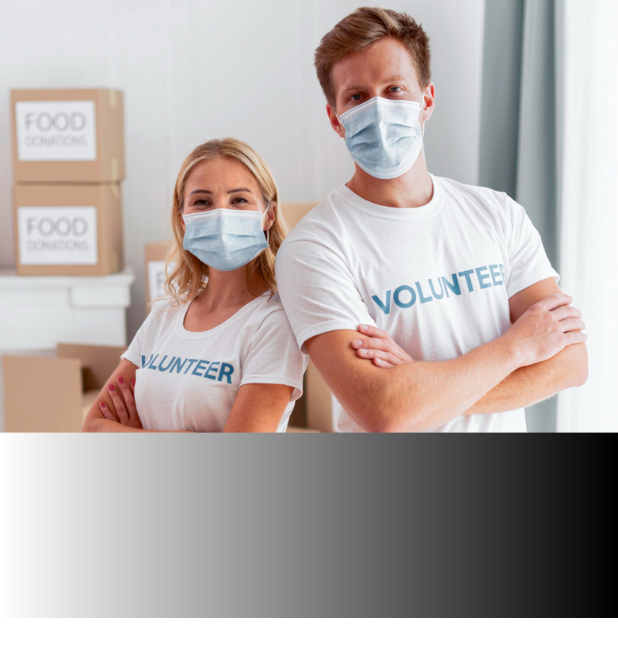
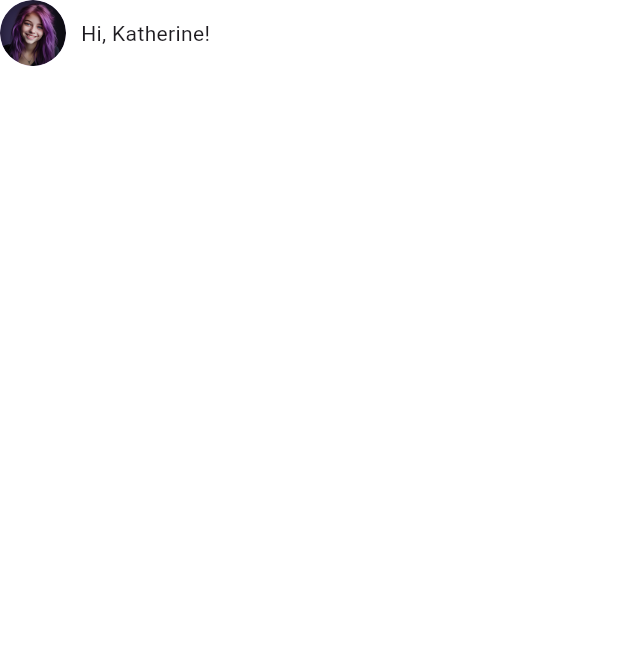
Before and after one commit to nexarsolutions/museit, a Flutter app: the screen it shows after launch, on a phone screen of 412 x 824 dp. Shown: the top 657 px of the screen. Run offline on Flutter 3.47's test engine with Material 3 defaults, Android fonts, the phone set to English and light mode, and no system bars; our stand-ins replace get.

Commit message:
start home section

```diff
--- a/lib/main.dart
+++ b/lib/main.dart
@@ -1,5 +1,6 @@
 import 'package:flutter/material.dart';
 import 'package:get/get.dart';
+import 'package:musit/pages/home/home_screen.dart';
 import 'package:musit/pages/select_role/select_role_screen.dart';
 
 void main() {
@@ -18,7 +19,7 @@ class MyApp extends StatelessWidget {
       theme: ThemeData(
         colorScheme: ColorScheme.fromSeed(seedColor: Colors.deepPurple),
       ),
-      home: SelectRoleScreen(),
+      home: HomeScreen(),
     );
   }
 }
--- /dev/null
+++ b/lib/pages/home/home_screen.dart
@@ -0,0 +1,27 @@
+import 'package:flutter/material.dart';
+import 'package:musit/constants/colors.dart';
+
+class HomeScreen extends StatelessWidget {
+  const HomeScreen({super.key});
+
+  @override
+  Widget build(BuildContext context) {
+    return Scaffold(
+      backgroundColor: whiteColor,
+      body: Column(
+        children: [
+          Row(
+            children: [
+              CircleAvatar(
+                radius: 22,
+                backgroundImage: AssetImage('assets/images/profile_1.png'),
+              ),
+              SizedBox(width: 10),
+              Text('Hi, Katherine!')
+            ],
+          ),
+        ],
+      ),
+    );
+  }
+}
```
Also changed, not shown: assets/images/profile_1.png (added), pubspec.lock.
